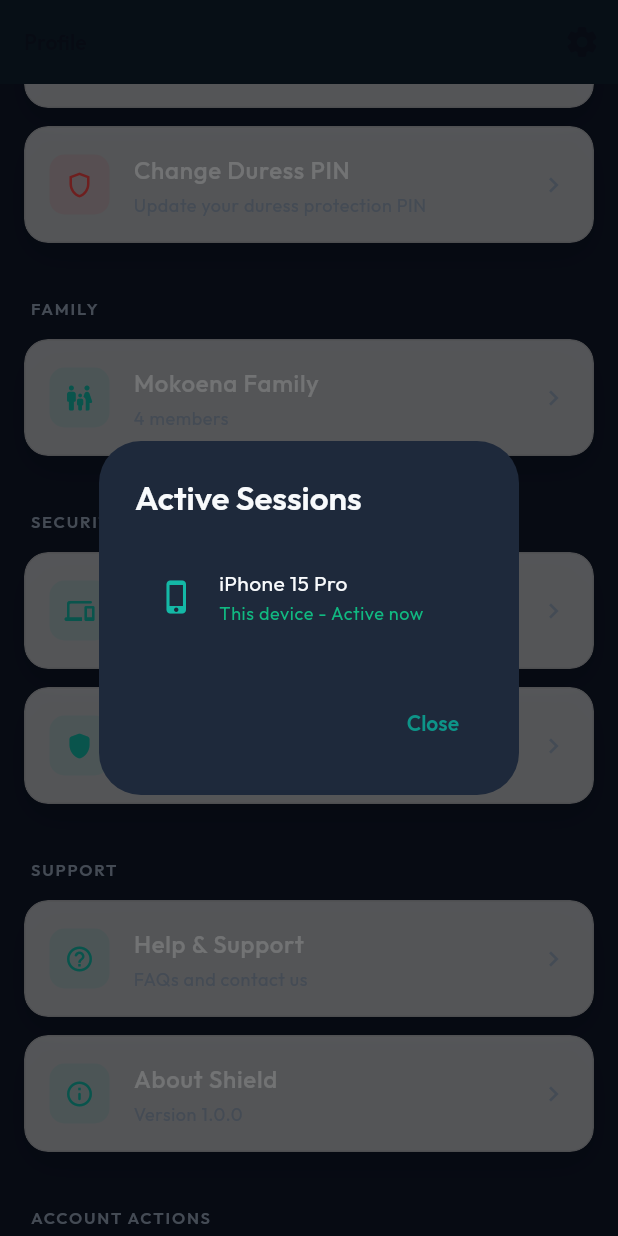
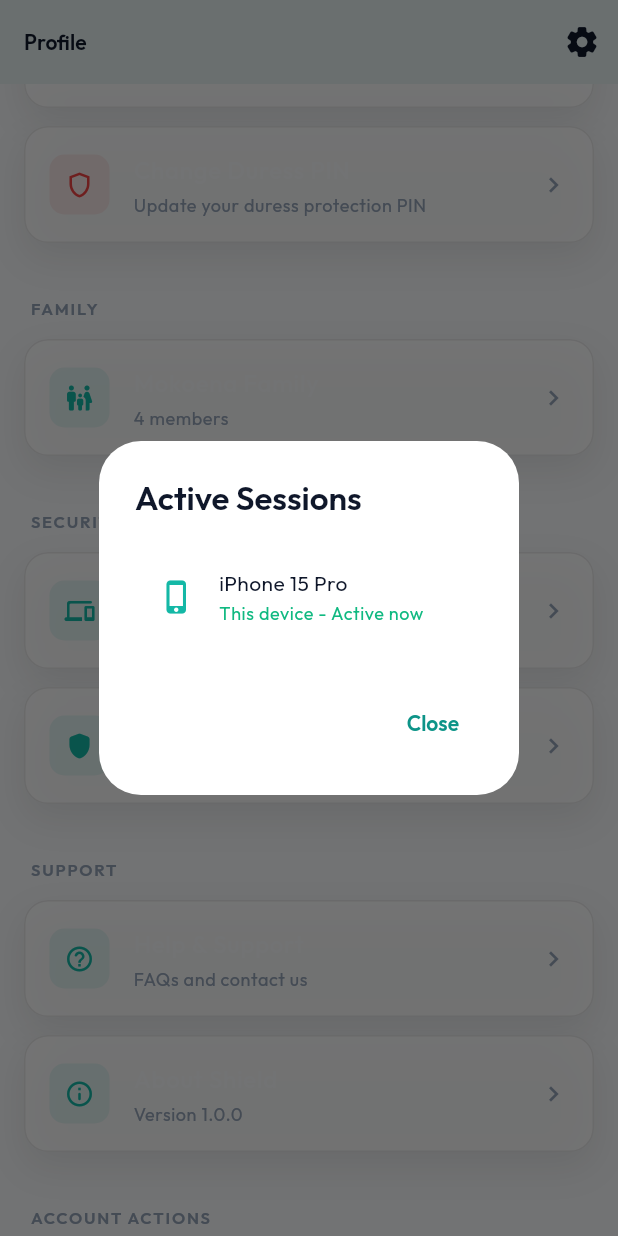
Before and after one commit to Patricio11/isihlangu, a Flutter app: the ProfileScreen screen opened by its route, scrolled down 576 dp, after a tap on "Change Duress PIN", after a tap on "Active Sessions", on a phone screen of 412 x 824 dp. Run offline on Flutter 3.47's test engine with Material 3 defaults, Android fonts, the phone set to English and light mode, and no system bars; our stand-ins replace flutter_animate, flutter_riverpod, go_router, google_fonts, sensors_plus, shared_preferences; accounts and stored records are empty.

Commit message:
feat(theme): Migrate profile_screen.dart to context.colors (12 instances)
Replaced static AppColors with dynamic context.colors for theme awareness:

Scaffold:
- backgroundColor: AppColors.background → context.colors.background

Account Section:
- Change Duress PIN iconColor: AppColors.danger → context.colors.danger

Account Actions Section:
- Log Out iconColor: AppColors.danger → context.colors.danger
- Log Out button foregroundColor: AppColors.danger → context.colors.danger

Active Sessions Dialog:
- Dialog background: AppColors.backgroundSecondary → context.colors.backgroundSecondary
- Title color: AppColors.textPrimary → context.colors.textPrimary
- Device icon color: AppColors.primary → context.colors.primary (removed const)
- Device title color: AppColors.textPrimary → context.colors.textPrimary
- Device subtitle color: AppColors.success → context.colors.success

Log Out Dialog:
- Dialog background: AppColors.backgroundSecondary → context.colors.backgroundSecondary
- Title color: AppColors.textPrimary → context.colors.textPrimary
- Content color: AppColors.textSecondary → context.colors.textSecondary

Breaking changes:
- Removed const from Icon widget using context.colors (line 179)

All 12 AppColors instances successfully migrated to context.colors.
No compilation errors. Ready for light/dark theme support.

Related: Main profile screen with user info and quick settings

```diff
--- a/lib/features/profile/presentation/profile_screen.dart
+++ b/lib/features/profile/presentation/profile_screen.dart
@@ -20,7 +20,7 @@
     final isRestricted = session?.isRestricted ?? false;
 
     return Scaffold(
-      backgroundColor: AppColors.background,
+      backgroundColor: context.colors.background,
       appBar: AppBar(
         title: const Text('Profile'),
         actions: [
@@ -82,7 +82,7 @@
               icon: Icons.shield_outlined,
               title: 'Change Duress PIN',
               subtitle: 'Update your duress protection PIN',
-              iconColor: AppColors.danger,
+              iconColor: context.colors.danger,
               onTap: () {
                 CustomToast.showInfo(context, 'Duress PIN change coming in Phase 2');
               },
@@ -149,7 +149,7 @@
             icon: Icons.logout_rounded,
             title: 'Log Out',
             subtitle: 'Sign out of your account',
-            iconColor: AppColors.danger,
+            iconColor: context.colors.danger,
             onTap: () => _showLogoutDialog(context, ref),
           ),
 
@@ -165,28 +165,28 @@
     showDialog(
       context: context,
       builder: (context) => AlertDialog(
-        backgroundColor: AppColors.backgroundSecondary,
+        backgroundColor: context.colors.backgroundSecondary,
         title: Text(
           'Active Sessions',
           style: theme.textTheme.titleLarge?.copyWith(
-            color: AppColors.textPrimary,
+            color: context.colors.textPrimary,
           ),
         ),
         content: Column(
           mainAxisSize: MainAxisSize.min,
           children: [
             ListTile(
-              leading: const Icon(Icons.phone_iphone, color: AppColors.primary),
+              leading: Icon(Icons.phone_iphone, color: context.colors.primary),
               title: Text(
                 FakeUserProfile.currentDevice,
                 style: theme.textTheme.bodyMedium?.copyWith(
-                  color: AppColors.textPrimary,
+                  color: context.colors.textPrimary,
                 ),
               ),
               subtitle: Text(
                 'This device - Active now',
                 style: theme.textTheme.bodySmall?.copyWith(
-                  color: AppColors.success,
+                  color: context.colors.success,
                 ),
               ),
             ),
@@ -208,17 +208,17 @@
     showDialog(
       context: context,
       builder: (context) => AlertDialog(
-        backgroundColor: AppColors.backgroundSecondary,
+        backgroundColor: context.colors.backgroundSecondary,
         title: Text(
           'Log Out',
           style: theme.textTheme.titleLarge?.copyWith(
-            color: AppColors.textPrimary,
+            color: context.colors.textPrimary,
           ),
         ),
         content: Text(
           'Are you sure you want to log out?',
           style: theme.textTheme.bodyMedium?.copyWith(
-            color: AppColors.textSecondary,
+            color: context.colors.textSecondary,
           ),
         ),
         actions: [
@@ -235,7 +235,7 @@
               CustomToast.showSuccess(context, 'Logged out successfully');
             },
             style: TextButton.styleFrom(
-              foregroundColor: AppColors.danger,
+              foregroundColor: context.colors.danger,
             ),
             child: const Text('Log Out'),
           ),
```
